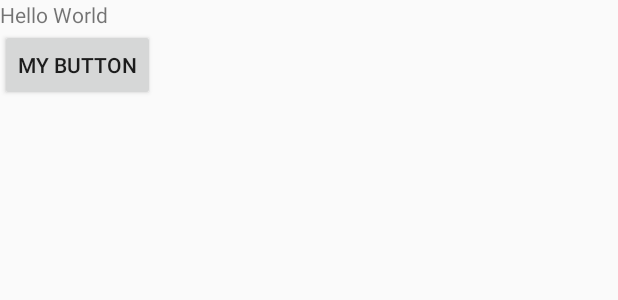
After one commit to MiquelENTI/Android_UI, an Android app built with Jetpack Compose: the layout start_screen.xml on its own in the app's theme, with its tools: preview values and no code run, on a phone screen of 412 x 824 dp. The commit adds this screen. Shown: the top 300 px of the screen. Run offline under Robolectric (Android 15) with nearby library versions, the phone set to English and light mode, and no system bars.

Commit message:
Inicis UI

```diff
--- /dev/null
+++ b/app/src/main/res/layout/start_screen.xml
@@ -0,0 +1,23 @@
+<?xml version="1.0" encoding="utf-8"?>
+<LinearLayout xmlns:android="http://schemas.android.com/apk/res/android"
+    android:layout_width="match_parent"
+    android:layout_height="match_parent"
+    android:orientation="vertical"
+    >
+
+
+    <TextView
+        android:id="@+id/start_screen_text"
+        android:layout_width="wrap_content"
+        android:layout_height="wrap_content"
+        android:text="Hello World"
+
+        ></TextView>
+
+    <Button
+        android:id="@+id/start_screen_button"
+        android:layout_width="wrap_content"
+        android:layout_height="wrap_content"
+        android:text="My Button"></Button>
+
+</LinearLayout>
```
Also changed, not shown: app/src/main/java/com/example/apuntesclassecdi/MainActivity.kt (+9 -47 lines).
